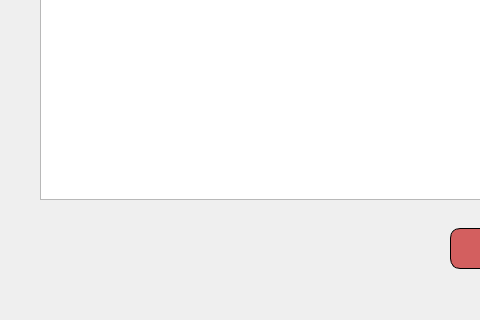
valetobares11/EmergencyDispatcher, file OnlineRoutingMapper_dialog_base_ver_pedidos.ui: the form before one commit; both pictures show x 0 to 480 and y 482 to 802 of the 1103 by 802 pixel window.
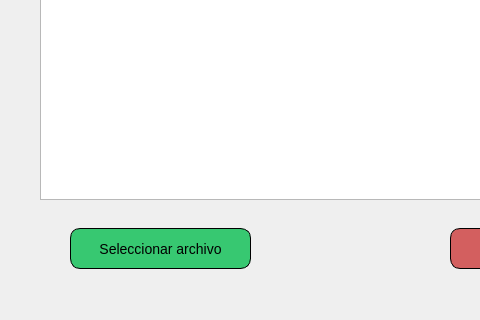
The form after the commit.

Commit message: funcionalidad carga de planilla

```diff
--- a/OnlineRoutingMapper_dialog_base_ver_pedidos.ui
+++ b/OnlineRoutingMapper_dialog_base_ver_pedidos.ui
@@ -95,6 +95,31 @@
     </rect>
    </property>
   </widget>
+  <widget class="QPushButton" name="cargar_planilla">
+   <property name="geometry">
+    <rect>
+     <x>70</x>
+     <y>710</y>
+     <width>181</width>
+     <height>41</height>
+    </rect>
+   </property>
+   <property name="styleSheet">
+    <string notr="true">QPushButton {
+font-size:14px;
+background-color:#37c871;
+border-radius: 10px;
+border: 1px solid black;
+}
+
+QPushButton:hover {
+background-color: #2CA02C;
+}</string>
+   </property>
+   <property name="text">
+    <string>Seleccionar archivo</string>
+   </property>
+  </widget>
  </widget>
  <resources/>
  <connections/>
```
The commit also changes 3 other files.
